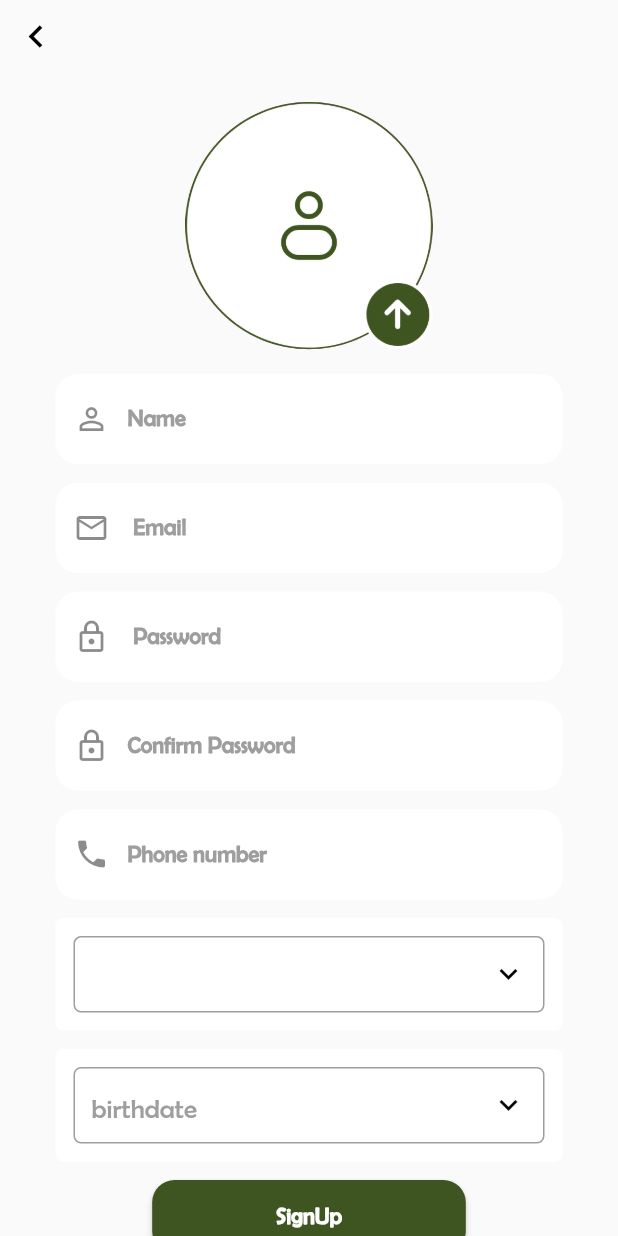
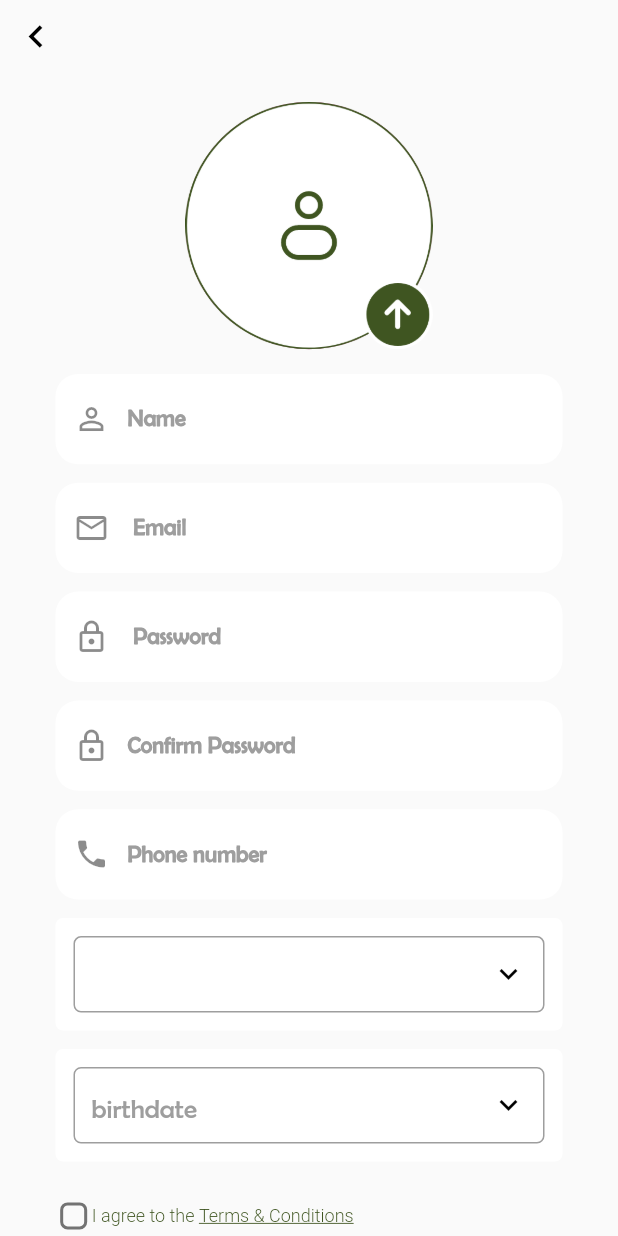
Before and after one commit to BloodyMercy/Cater_me, a Flutter app: the SignupScreen screen opened directly, on a phone screen of 412 x 824 dp. Run offline on Flutter 3.47's test engine with Material 2 defaults, Android fonts, the phone set to English and light mode, and no system bars; our stand-ins replace animated_text_kit, audioplayers, auto_size_text, badges, cached_network_image, carousel_slider and 21 more; missing offline and left inert: credit_card, flutter_cupertino_datetime_picker, flutter_inappwebview; accounts and stored records are empty; Roboto replaces fonts that are missing (Ubuntu); project files that could hold a hidden picture were left out.

Commit message:
ibrahim makary

```diff
--- a/example/lib/Screens/auth/signup_screen.dart
+++ b/example/lib/Screens/auth/signup_screen.dart
@@ -16,6 +16,7 @@ import 'package:shared_preferences/shared_preferences.dart';
 
 import '../../SplachScreen.dart';
 import '../../language/language.dart';
+import '../Terms_and_Conditions/Terms_and_Conditions.dart';
 import '../occasion/theme/colors/light_colors.dart';
 
 class SignupScreen extends StatefulWidget {
@@ -44,7 +45,8 @@ class _SignupScreenState extends State<SignupScreen> {
       print('Failed : $e');
     }
   }
-
+bool isChecked =false ;
+bool isCheckedcolor =false ;
   FocusNode _focusNode = FocusNode();
   DateFormat _dateFormat = DateFormat('yyyy-MM-dd');
   DateFormat _monthFormat = DateFormat('MMMM');
@@ -112,29 +114,6 @@ class _SignupScreenState extends State<SignupScreen> {
   // DateTime selectedDate = DateTime.now();
   DateTime _selectedDay = DateTime.utc(2000, 10, 16);
 
-  // _datePicker() async {
-  //   _newDate = (await showDatePicker(
-  //     context: context,
-  //     builder: (context, child) => Theme(
-  //         data: ThemeData().copyWith(
-  //           colorScheme: ColorScheme.light(
-  //               primary: Color(0xff3F5521),
-  //               surface: Color(0xff3F5521),
-  //               onPrimary: Colors.black),
-  //         ),
-  //         child: child),
-  //     initialDate: selectedDate,
-  //     firstDate: DateTime(1930),
-  //     lastDate: DateTime.now(),
-  //     initialEntryMode: DatePickerEntryMode.calendarOnly,
-  //   ));
-  //   setState(() {
-  //     if (_newDate != null) {
-  //       selectedDate = _newDate;
-  //
-  //     }
-  //   });
-  // }
 
   final _scaffKey = GlobalKey<ScaffoldState>();
   bool _loading = false;
@@ -185,6 +164,8 @@ class _SignupScreenState extends State<SignupScreen> {
     // final user = Provider.of<UserProvider>(context, listen: true);
     FocusNode focusNode = FocusNode();
     final authProvider = Provider.of<UserProvider>(context, listen: true);
+    double width =
+        MediaQuery.of(context).size.width;
     var screenHeight =
         MediaQuery.of(context).size.height - MediaQuery.of(context).padding.top;
     return Scaffold(
@@ -544,46 +525,66 @@ class _SignupScreenState extends State<SignupScreen> {
                             Padding(
                               padding: const EdgeInsets.only(left: 20),
 
-                              // child: Row(
-                              //   children: [
-                              //     Text(selectedDate == null
-                              //         ? "No Date chosen!"
-                              //         : 'Birthdate: ${DateFormat.yMd().format(selectedDate)}'),
-                              //     IconButton(
-                              //       onPressed: ()async{
-                              //
-                              //         _newDate = (await showDatePicker(
-                              //           context: context,
-                              //           builder: (context, child) => Theme(
-                              //               data: ThemeData().copyWith(
-                              //                 colorScheme: ColorScheme.light(
-                              //                     primary: Color(0xff3F5521),
-                              //                     surface: Color(0xff3F5521),
-                              //                     onPrimary: Colors.black),
-                              //               ),
-                              //               child: child),
-                              //           initialDate: selectedDate,
-                              //           firstDate: DateTime(1930),
-                              //           lastDate: DateTime.now(),
-                              //           initialEntryMode: DatePickerEntryMode.calendarOnly,
-                              //         ));
-                              //
-                              //         setState(() {
-                              //           if (_newDate != null) {
-                              //             selectedDate = _newDate;
-                              //             authProvider.birthday.text=_newDate.toString() ;
-                              //
-                              //           }
-                              //         });
-                              //       },
-                              //
-                              //       icon: Icon(
-                              //         Icons.date_range,
-                              //         color: Theme.of(context).primaryColor,
-                              //       ),
-                              //     )
-                              //   ],
-                              // ),
+                           ),
+                            Row(
+                              mainAxisAlignment: MainAxisAlignment.start,
+                              children: [
+                                Container(
+                                  width: width/17,
+                                  child: Checkbox(
+                                    shape: RoundedRectangleBorder(
+                                      side: BorderSide(
+                                        color: Color(0xFF3F5521),
+                                      ),
+                                      borderRadius: BorderRadius.circular(5),
+                                    ),
+                                    checkColor: Colors.black,
+                                    activeColor: Color(0xFF3F5521),
+                                    value: isChecked,
+                                    onChanged: (bool value){
+                                      setState(() {
+                                        if(isCheckedcolor)isCheckedcolor=false;
+                                        isChecked = value;
+                                      });
+                                    },
+                                  ),
+                                ),
+                                Text(
+                                   "I agree to the ",
+                                  style: TextStyle(
+                                    color: !isCheckedcolor?Color(0xFF3F5521):Colors.red,
+                                    fontFamily: 'Ubuntu',
+                                    fontWeight: FontWeight.w300,
+                                    fontSize: 12,
+                                  ),
+                                ),
+                                TextButton(
+                                  onPressed: (){
+                                    Navigator.push(
+                                      context,
+                                      MaterialPageRoute(
+                                        builder: (context) => TermsAndConditions(),
+                                      ),
+                                    );
+
+                                    ///gotopage
+                                  },
+                                  child: Text(
+                                    "Terms & Conditions",
+                                    style: TextStyle(
+                                      decoration:TextDecoration.underline,
+                                      color:!isCheckedcolor? Color(0xFF3F5521):Colors.red,
+                                      fontSize: 12,
+                                      fontFamily: 'Ubuntu',
+                                      fontWeight: FontWeight.w300,
+                                    ),
+                                  ),
+                                  style: TextButton.styleFrom(
+                                    padding: EdgeInsets.zero,
+                                    alignment: Alignment.centerLeft,
+                                  ),
+                                ),
+                              ],
                             ),
                           ],
                         ),
@@ -605,6 +606,14 @@ class _SignupScreenState extends State<SignupScreen> {
                                   _loading = false;
                                 });
                                 // reset!=null?
+                              } if (!isChecked) {
+
+
+                                setState(() {
+
+                                  isCheckedcolor=true;
+                                  _loading = false;
+                                });
                               } else {
                                 if (await authProvider.signUp(
                                     image, address.evendatecontroller.text)) {
```
